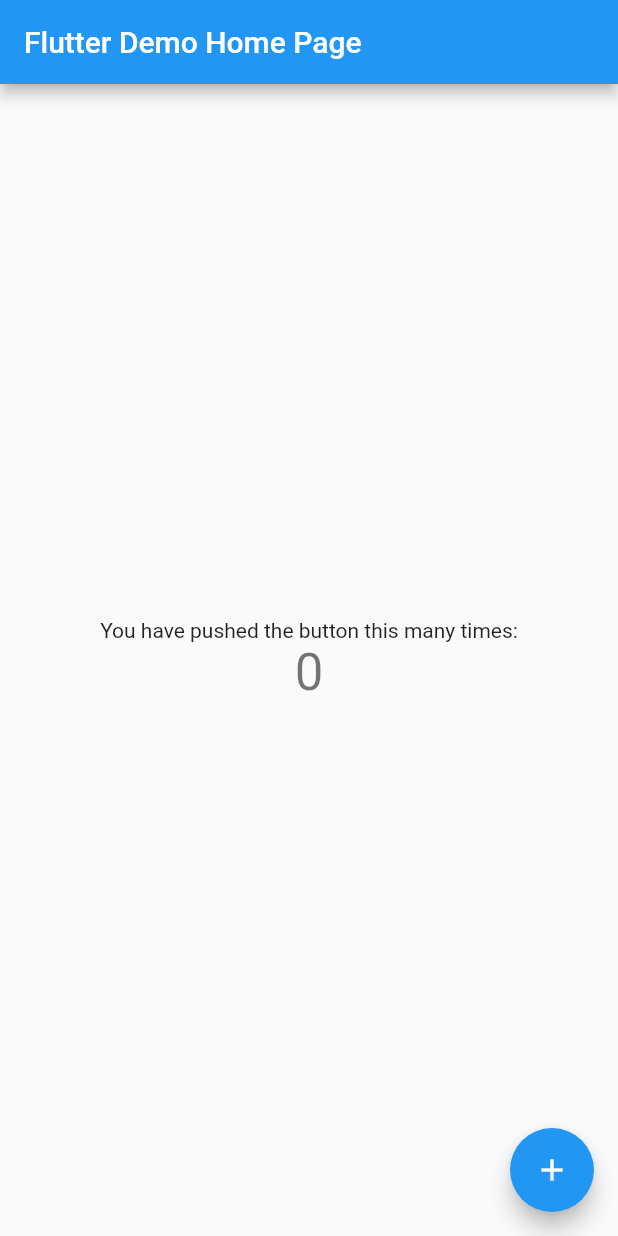
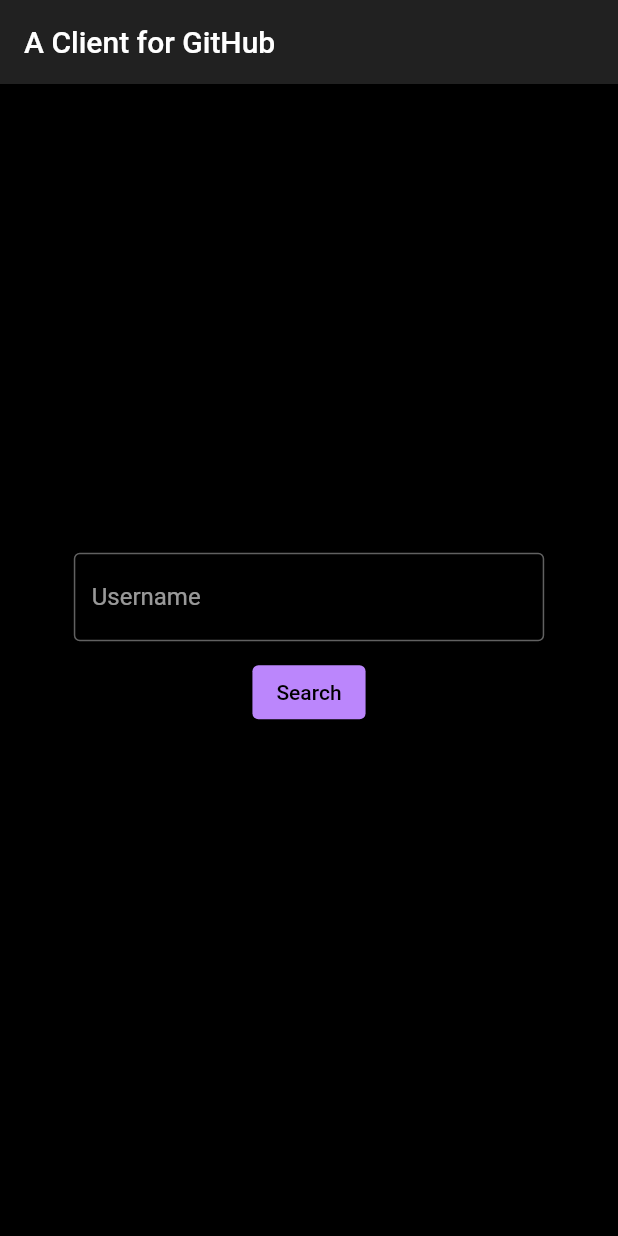
Before and after one commit to GabrielJulio/github_client, a Flutter app: the screen it shows after launch, on a phone screen of 412 x 824 dp. Run offline on Flutter 3.47's test engine with Material 2 defaults, Android fonts, the phone set to English and light mode, and no system bars; our stand-ins replace dio; accounts and stored records are empty.

Commit message:
shows user's profile page after consume github's api

```diff
--- a/lib/main.dart
+++ b/lib/main.dart
@@ -1,115 +1,6 @@
 import 'package:flutter/material.dart';
+import 'src/github_client_app.dart';
 
 void main() {
-  runApp(const MyApp());
+  runApp(const GitHubClientApp());
 }
-
-class MyApp extends StatelessWidget {
-  const MyApp({Key? key}) : super(key: key);
-
-  // This widget is the root of your application.
-  @override
-  Widget build(BuildContext context) {
-    return MaterialApp(
-      title: 'Flutter Demo',
-      theme: ThemeData(
-        // This is the theme of your application.
-        //
-        // Try running your application with "flutter run". You'll see the
-        // application has a blue toolbar. Then, without quitting the app, try
-        // changing the primarySwatch below to Colors.green and then invoke
-        // "hot reload" (press "r" in the console where you ran "flutter run",
-        // or simply save your changes to "hot reload" in a Flutter IDE).
-        // Notice that the counter didn't reset back to zero; the application
-        // is not restarted.
-        primarySwatch: Colors.blue,
-      ),
-      home: const MyHomePage(title: 'Flutter Demo Home Page'),
-    );
-  }
-}
-
-class MyHomePage extends StatefulWidget {
-  const MyHomePage({Key? key, required this.title}) : super(key: key);
-
-  // This widget is the home page of your application. It is stateful, meaning
-  // that it has a State object (defined below) that contains fields that affect
-  // how it looks.
-
-  // This class is the configuration for the state. It holds the values (in this
-  // case the title) provided by the parent (in this case the App widget) and
-  // used by the build method of the State. Fields in a Widget subclass are
-  // always marked "final".
-
-  final String title;
-
-  @override
-  State<MyHomePage> createState() => _MyHomePageState();
-}
-
-class _MyHomePageState extends State<MyHomePage> {
-  int _counter = 0;
-
-  void _incrementCounter() {
-    setState(() {
-      // This call to setState tells the Flutter framework that something has
-      // changed in this State, which causes it to rerun the build method below
-      // so that the display can reflect the updated values. If we changed
-      // _counter without calling setState(), then the build method would not be
-      // called again, and so nothing would appear to happen.
-      _counter++;
-    });
-  }
-
-  @override
-  Widget build(BuildContext context) {
-    // This method is rerun every time setState is called, for instance as done
-    // by the _incrementCounter method above.
-    //
-    // The Flutter framework has been optimized to make rerunning build methods
-    // fast, so that you can just rebuild anything that needs updating rather
-    // than having to individually change instances of widgets.
-    return Scaffold(
-      appBar: AppBar(
-        // Here we take the value from the MyHomePage object that was created by
-        // the App.build method, and use it to set our appbar title.
-        title: Text(widget.title),
-      ),
-      body: Center(
-        // Center is a layout widget. It takes a single child and positions it
-        // in the middle of the parent.
-        child: Column(
-          // Column is also a layout widget. It takes a list of children and
-          // arranges them vertically. By default, it sizes itself to fit its
-          // children horizontally, and tries to be as tall as its parent.
-          //
-          // Invoke "debug painting" (press "p" in the console, choose the
-          // "Toggle Debug Paint" action from the Flutter Inspector in Android
-          // Studio, or the "Toggle Debug Paint" command in Visual Studio Code)
-          // to see the wireframe for each widget.
-          //
-          // Column has various properties to control how it sizes itself and
-          // how it positions its children. Here we use mainAxisAlignment to
-          // center the children vertically; the main axis here is the vertical
-          // axis because Columns are vertical (the cross axis would be
-          // horizontal).
-          mainAxisAlignment: MainAxisAlignment.center,
-          children: <Widget>[
-            const Text(
-              'You have pushed the button this many times:',
-            ),
-            Text(
-              '$_counter',
-              style: Theme.of(context).textTheme.headline4,
-            ),
-          ],
-        ),
-      ),
-      floatingActionButton: FloatingActionButton(
-        onPressed: _incrementCounter,
-        tooltip: 'Increment',
-        child: const Icon(Icons.add),
-      ), // This trailing comma makes auto-formatting nicer for build methods.
-    );
-  }
-}
--- /dev/null
+++ b/lib/src/controllers/users_controller.dart
@@ -0,0 +1,26 @@
+import 'package:dio/dio.dart';
+import 'package:flutter/material.dart';
+import 'package:github_client/src/models/user.dart';
+import 'package:github_client/src/pages/user_profile_page.dart';
+
+class UserController {
+  Dio dio = Dio();
+  late User user;
+  var result;
+
+  Future<User> getUser(String userName) async {
+    try {
+      result = await dio.get('https://api.github.com/users/$userName');
+      user = User(userJson: result.data);
+
+      return user;
+    } catch (e) {
+      throw Exception("User not found");
+    }
+  }
+
+  void gotToUserPage(context, User user) async {
+    Navigator.push(context,
+        MaterialPageRoute(builder: (context) => UserProfilePage(user: user)));
+  }
+}
--- /dev/null
+++ b/lib/src/github_client_app.dart
@@ -0,0 +1,41 @@
+import 'package:flutter/material.dart';
+import 'home_page.dart';
+
+class GitHubClientApp extends StatelessWidget {
+  const GitHubClientApp({super.key});
+
+  @override
+  Widget build(BuildContext context) {
+    return MaterialApp(
+      home: HomePage(),
+      themeMode: ThemeMode.dark,
+      theme: ThemeData(
+        scaffoldBackgroundColor: Colors.white,
+        colorScheme: const ColorScheme.light(),
+        appBarTheme: const AppBarTheme(
+          backgroundColor: Colors.blue,
+        ),
+        elevatedButtonTheme: ElevatedButtonThemeData(
+            style: ElevatedButton.styleFrom(primary: Colors.blue)),
+        buttonTheme: const ButtonThemeData(
+            buttonColor: Colors.blue, textTheme: ButtonTextTheme.primary),
+        textTheme: const TextTheme(
+          bodyText1: TextStyle(fontSize: 18.0, fontWeight: FontWeight.bold),
+        ),
+      ),
+      darkTheme: ThemeData(
+        scaffoldBackgroundColor: Colors.black,
+        colorScheme: const ColorScheme.dark(),
+        appBarTheme: AppBarTheme(
+          backgroundColor: Colors.grey.shade900,
+        ),
+        buttonTheme: ButtonThemeData(
+            buttonColor: Colors.grey.shade900,
+            textTheme: ButtonTextTheme.primary),
+        textTheme: const TextTheme(
+          bodyText1: TextStyle(fontSize: 18.0, fontWeight: FontWeight.bold),
+        ),
+      ),
+    );
+  }
+}
--- /dev/null
+++ b/lib/src/home_page.dart
@@ -0,0 +1,65 @@
+import 'package:flutter/material.dart';
+import 'package:github_client/src/controllers/users_controller.dart';
+import 'package:github_client/src/models/user.dart';
+
+class HomePage extends StatefulWidget {
+  const HomePage({super.key});
+
+  @override
+  State<HomePage> createState() => _HomePageState();
+}
+
+class _HomePageState extends State<HomePage> {
+  UserController controller = UserController();
+  String userName = "";
+  String error = "";
+
+  @override
+  Widget build(BuildContext context) {
+    double sidesPadding = MediaQuery.of(context).size.width * 0.1;
+    return Scaffold(
+        appBar: AppBar(
+          title: const Text('A Client for GitHub'),
+        ),
+        body: Padding(
+            padding: const EdgeInsets.all(8.0),
+            child: Center(
+              child: Column(
+                  mainAxisAlignment: MainAxisAlignment.center,
+                  children: [
+                    Padding(
+                      padding: EdgeInsets.only(
+                          left: sidesPadding, right: sidesPadding),
+                      child: TextFormField(
+                          decoration: const InputDecoration(
+                              border: OutlineInputBorder(),
+                              label: Text('Username')),
+                          onChanged: (value) {
+                            userName = value;
+                            error = "";
+                            setState(() {});
+                          }),
+                    ),
+                    const SizedBox(height: 10),
+                    ElevatedButton(
+                        onPressed: () async {
+                          try {
+                            User user = await controller.getUser(userName);
+                            controller.gotToUserPage(context, user);
+                          } catch (e) {
+                            error = 'User not found';
+                          }
+                          setState(() {});
+                        },
+                        child: const Text('Search')),
+                    const SizedBox(
+                      height: 10,
+                    ),
+                    Text(
+                      error,
+                      style: const TextStyle(color: Colors.red),
+                    )
+                  ]),
+            )));
+  }
+}
--- /dev/null
+++ b/lib/src/models/user.dart
@@ -0,0 +1,23 @@
+class User {
+  late String name;
+  late String login;
+  late String avatarUrl;
+  late String company;
+  late String email;
+  late String bio;
+  late int publicReposAmount;
+  late int followers;
+  late int following;
+
+  User({userJson}) {
+    name = userJson["name"];
+    login = userJson["login"];
+    avatarUrl = userJson["avatar_url"];
+    company = userJson["company"] ?? '';
+    email = userJson["email"] ?? '';
+    bio = userJson["bio"] ?? '';
+    publicReposAmount = userJson["public_repos"];
+    followers = userJson["followers"];
+    following = userJson["following"];
+  }
+}
--- a/pubspec.yaml
+++ b/pubspec.yaml
@@ -34,6 +34,7 @@ dependencies:
   # The following adds the Cupertino Icons font to your application.
   # Use with the CupertinoIcons class for iOS style icons.
   cupertino_icons: ^1.0.2
+  dio: ^4.0.6
 
 dev_dependencies:
   flutter_test:
```
Also changed, not shown: lib/src/pages/user_profile_page.dart (added, +106 -0 lines), pubspec.lock, 1 other file.
